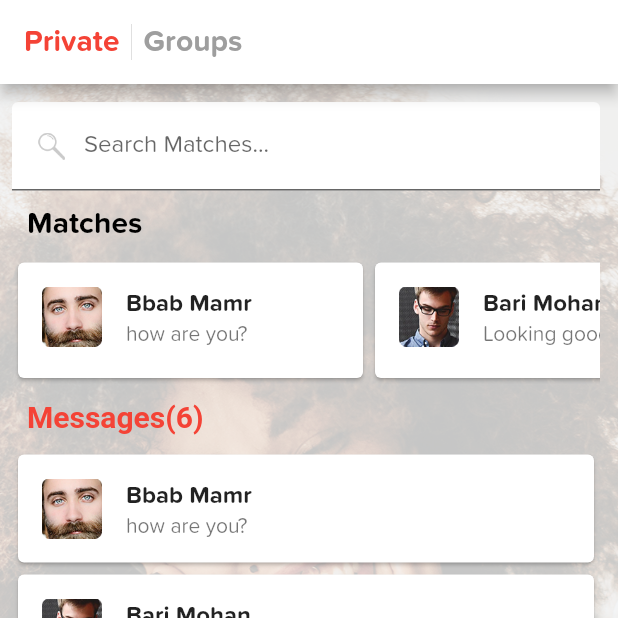
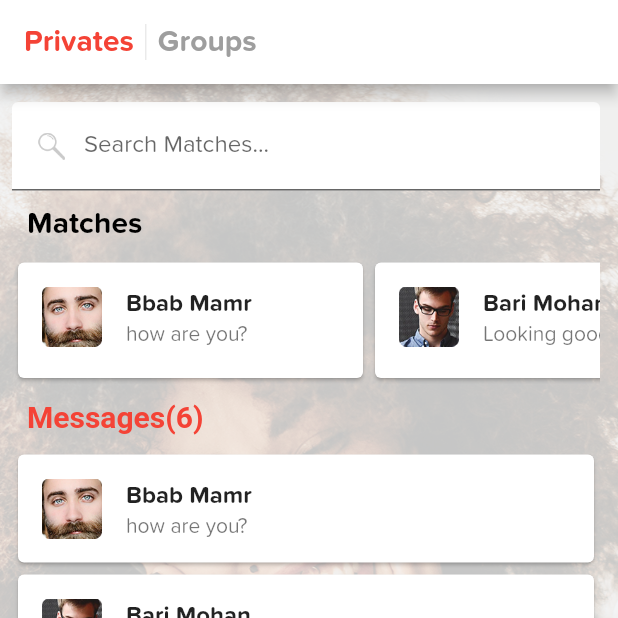
Before and after one commit to Sigilai5/YingYang, a Flutter app: the screen it shows after launch, on a phone screen of 412 x 824 dp, the top half of it. Run offline on Flutter 3.47's test engine with Material 2 defaults, Android fonts, the phone set to English and light mode, and no system bars; Roboto replaces fonts that are missing (Arial).

Commit message:
edited top nav for testing

```diff
--- a/lib/modules/private.dart
+++ b/lib/modules/private.dart
@@ -27,7 +27,7 @@ class _DashboardState extends State<Private> {
                 child: Row(
                   mainAxisAlignment: MainAxisAlignment.start,
               children: [
-                Text("Private",style: TextStyle(color: Colors.red,fontWeight: FontWeight.bold,),),
+                Text("Privates",style: TextStyle(color: Colors.red,fontWeight: FontWeight.bold,),),
                 VerticalDivider(),
                 GestureDetector(
                   onTap: (){
```
Also changed, not shown: pubspec.lock.
